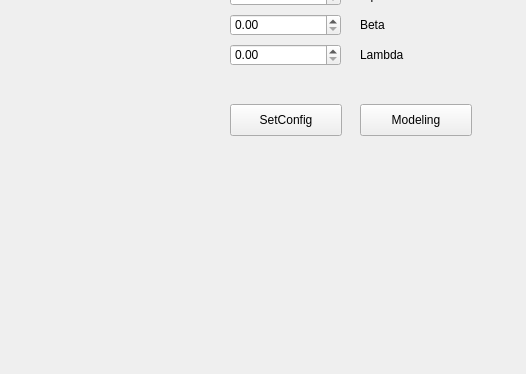
Before: the Qt Designer form mainwindow.ui in ldkars/CMO9, drawn with Qt 5; both pictures show x 0 to 526 and y 226 to 600 of the 800 by 600 pixel window.
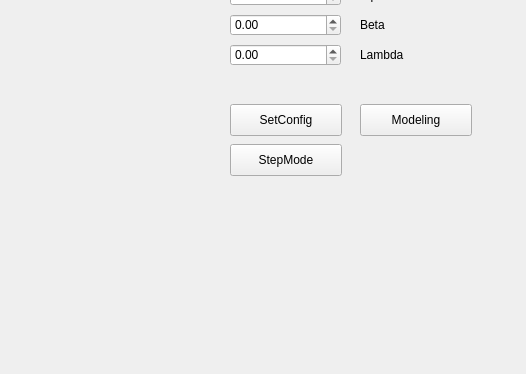
After: the same form once the commit is applied.

```diff
--- a/mainwindow.ui
+++ b/mainwindow.ui
@@ -216,6 +216,19 @@
      <string>Modeling</string>
     </property>
    </widget>
+   <widget class="QPushButton" name="StepModeButton">
+    <property name="geometry">
+     <rect>
+      <x>230</x>
+      <y>370</y>
+      <width>112</width>
+      <height>32</height>
+     </rect>
+    </property>
+    <property name="text">
+     <string>StepMode</string>
+    </property>
+   </widget>
   </widget>
   <widget class="QMenuBar" name="menubar">
    <property name="geometry">
```
